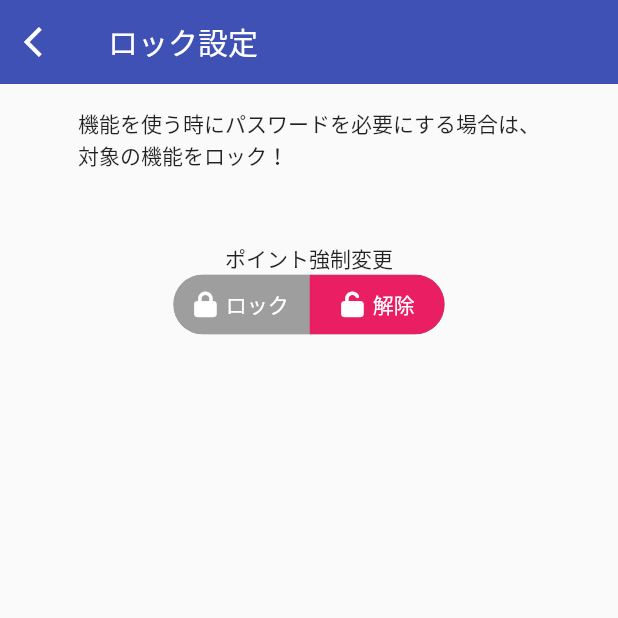
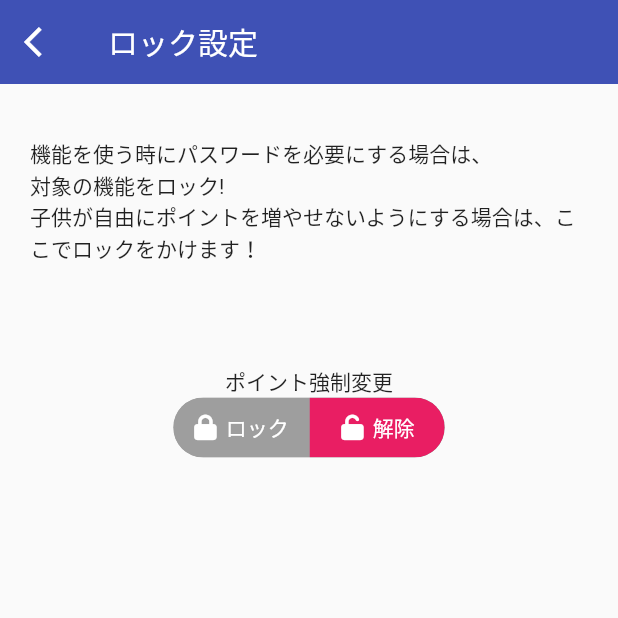
Before and after one commit to kazumaz/dama_app, a Flutter app: the RockSettingPage screen opened by its route, on a phone screen of 412 x 824 dp, the top half of it. Run offline on Flutter 3.47's test engine with Material 2 defaults, Android fonts, the phone set to English and light mode, and no system bars; drawn by our look-alikes of toggle_switch; our stand-ins replace awesome_dialog, flutter_icons, flutter_slidable, percent_indicator, share; missing offline and left inert: ff_navigation_bar, tutorial_coach_mark.

Commit message:
アイコンの適正化

```diff
--- a/lib/view/RockSettingPage.dart
+++ b/lib/view/RockSettingPage.dart
@@ -29,7 +29,8 @@ class RockSettingPage extends StatelessWidget {
             children: <Widget>[
               Text(""),
 
-              Text("機能を使う時にパスワードを必要にする場合は、\n対象の機能をロック！"),
+              Padding( padding: EdgeInsets.all(20.0),child:
+              Text("機能を使う時にパスワードを必要にする場合は、\n対象の機能をロック! \n子供が自由にポイントを増やせないようにする場合は、ここでロックをかけます！")),
               Text(""),
               Text(""),
               Text(""),
--- a/lib/view/SettingPage.dart
+++ b/lib/view/SettingPage.dart
@@ -28,10 +28,10 @@ class SettingsPage extends StatelessWidget {
                 Text(""),
                 Text("　設定"),
                 _passwordSetting("　パスワード設定", Icon(Ionicons.ios_lock), context),
-                _colorSetting("　テーマカラーの変更", Icon(Icons.map), context),
-                _pointChange("　ポイント強制修正", Icon(Icons.room), context,
+                _colorSetting("　テーマカラーの変更", Icon(Ionicons.ios_color_palette), context),
+                _pointChange("　ポイントの追加・削除", Icon(MaterialCommunityIcons.coins), context,
                     passwordModel, lockModel),
-                _rockSetting("　ロック対象機能設定", Icon(Icons.local_shipping), context,
+                _rockSetting("　ロック対象機能設定", Icon(Ionicons.ios_contact), context,
                     passwordModel),
                 Text(""),
                 Text("　アプリについて"),
@@ -39,7 +39,7 @@ class SettingsPage extends StatelessWidget {
                 _twitterPage("　開発者のツート", Icon(FontAwesome.twitter), context),
                 _appShare("　このアプリを紹介", Icon(Ionicons.ios_rocket), context),
                 _appReview("　このアプリを評価", Icon(Icons.star), context),
-                _donate("　アプリのサポートページ", Icon(MaterialCommunityIcons.gift), context),
+                _donate("　アプリのサポートページ", Icon(MaterialCommunityIcons.web), context),
               ])),
             ],
           ));
```
